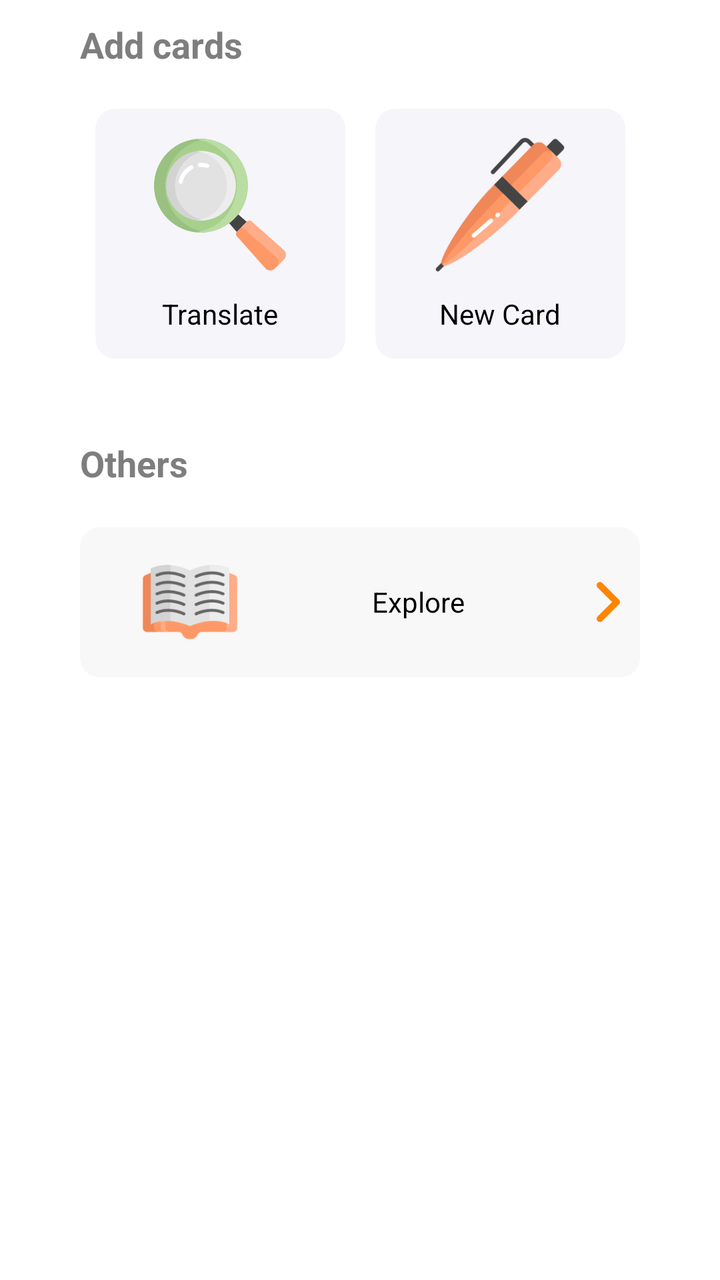
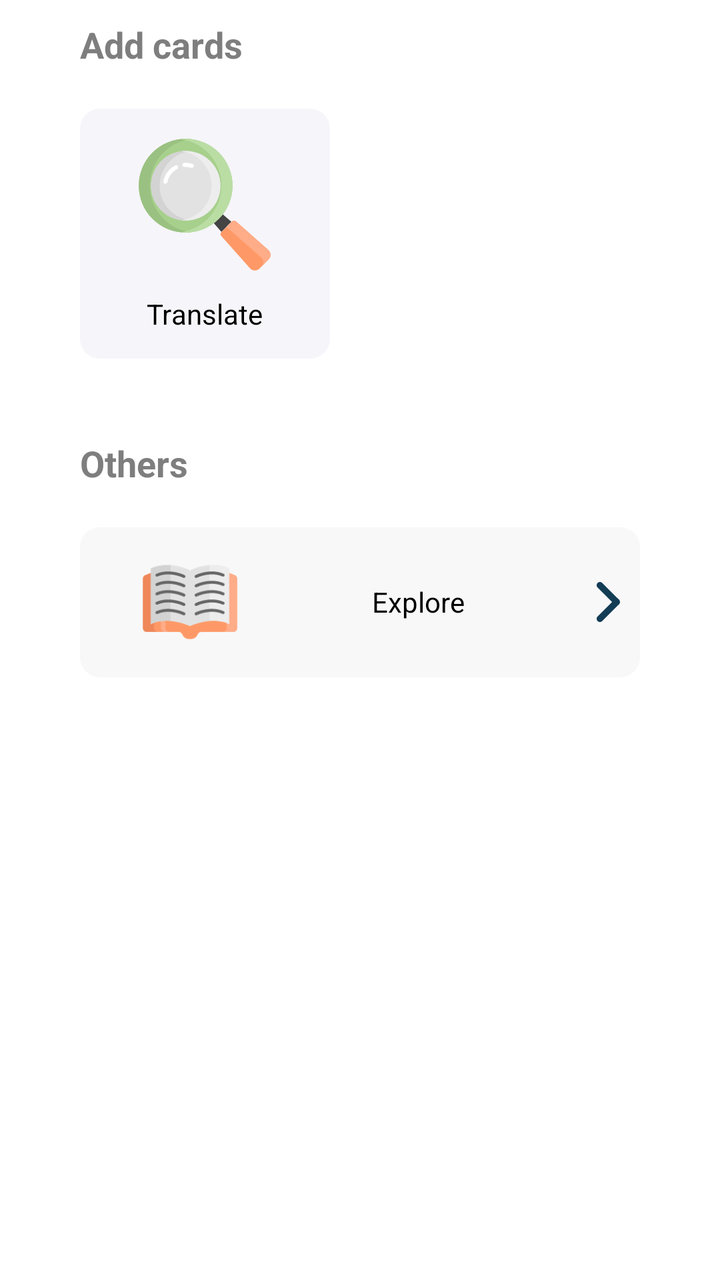

The first picture is an Android layout as it rendered before a commit; the second is the same layout after the commit. The layout source and the unified diff follow.
<!-- AndroidManifest.xml: application theme Theme.Vocavox -->
<!-- res/layout/activity_menu_fragment_tab2.xml -->
<?xml version="1.0" encoding="utf-8"?>
<androidx.constraintlayout.widget.ConstraintLayout xmlns:android="http://schemas.android.com/apk/res/android"
    xmlns:app="http://schemas.android.com/apk/res-auto"
    xmlns:tools="http://schemas.android.com/tools"
    android:layout_width="match_parent"
    android:layout_height="match_parent">

    <LinearLayout
        android:layout_width="match_parent"
        android:layout_height="match_parent"
        android:layout_marginHorizontal="0dp"
        android:orientation="vertical"
        tools:layout_editor_absoluteX="201dp"
        tools:layout_editor_absoluteY="185dp">

        <ListView
            android:layout_width="match_parent"
            android:layout_height="wrap_content"
            android:layout_marginHorizontal="40dp"
            android:layout_gravity="center"
            />



        <TextView
            android:layout_width="match_parent"
            android:layout_height="wrap_content"
            android:layout_marginHorizontal="40dp"
            android:layout_marginTop="@dimen/body_top_margin"
            android:text="@string/menu_add_cards_title"
            android:textColor="@color/grey3"
            android:textSize="@dimen/L"
            android:textStyle="bold" />

        <androidx.constraintlayout.widget.ConstraintLayout
            android:id="@+id/add_cards_layout"
            android:layout_width="match_parent"
            android:layout_height="wrap_content"
            android:layout_marginHorizontal="40dp"
            android:layout_marginTop="20dp"
            android:orientation="horizontal"
            android:padding="0dp">

            <androidx.constraintlayout.widget.Guideline
                android:id="@+id/central_vert_guideline"
                android:layout_width="match_parent"
                android:layout_height="wrap_content"
                android:orientation="vertical"
                app:layout_constraintGuide_percent="0.5" />

            <LinearLayout
                android:id="@+id/translation_layout"
                android:layout_width="125dp"
                android:layout_height="125dp"
                android:layout_gravity="center"
                android:background="@drawable/bg_menu_square_layout"
                android:gravity="center"
                android:orientation="vertical"
                app:layout_constraintBottom_toBottomOf="parent"
                app:layout_constraintEnd_toStartOf="@+id/central_vert_guideline"
                app:layout_constraintStart_toStartOf="parent"
                app:layout_constraintTop_toTopOf="parent">

                <ImageView
                    android:layout_width="70dp"
                    android:layout_height="70dp"
                    android:layout_margin="10dp"
                    android:src="@drawable/ic_translate" />

                <TextView
                    android:layout_width="wrap_content"
                    android:layout_height="wrap_content"
                    android:layout_marginStart="10dp"
                    android:layout_marginEnd="10dp"
                    android:layout_marginBottom="10dp"
                    android:text="@string/menu_translate_title_str"
                    android:textColor="@color/black"
                    android:textStyle="normal" />

            </LinearLayout>

            <LinearLayout
                android:id="@+id/new_card_layout"
                android:layout_width="125dp"
                android:layout_height="125dp"
                android:layout_gravity="center"
                android:background="@drawable/bg_menu_square_layout"
                android:gravity="center"
                android:orientation="vertical"
                app:layout_constraintBottom_toBottomOf="parent"
                app:layout_constraintEnd_toEndOf="parent"
                app:layout_constraintStart_toStartOf="@+id/central_vert_guideline"
                app:layout_constraintTop_toTopOf="parent"
                app:layout_constraintVertical_bias="0">

                <ImageView
                    android:layout_width="70dp"
                    android:layout_height="70dp"
                    android:layout_margin="10dp"
                    android:src="@drawable/ic_new_card" />

                <TextView
                    android:layout_width="wrap_content"
                    android:layout_height="wrap_content"
                    android:layout_marginStart="10dp"
                    android:layout_marginEnd="10dp"
                    android:layout_marginBottom="10dp"
                    android:text="@string/menu_new_card_title_str"
                    android:textColor="@color/black"
                    android:textStyle="normal" />

            </LinearLayout>
        </androidx.constraintlayout.widget.ConstraintLayout>

        <TextView
            android:layout_width="match_parent"
            android:layout_height="wrap_content"
            android:layout_marginHorizontal="40dp"
            android:layout_marginTop="40dp"
            android:text="@string/menu_others_title"
            android:textColor="@color/grey3"
            android:textSize="@dimen/L"
            android:textStyle="bold" />

        <LinearLayout
            android:id="@+id/explore_layout"
            android:layout_width="match_parent"
            android:layout_height="@dimen/menu_cases_height"
            android:layout_marginHorizontal="40dp"
            android:layout_marginTop="20dp"
            android:layout_marginBottom="50dp"
            android:background="@drawable/bg_menu_case"
            android:orientation="horizontal"
            app:layout_constraintEnd_toEndOf="parent"
            app:layout_constraintHorizontal_bias="0.312"
            app:layout_constraintStart_toStartOf="parent">

            <ImageView
                android:layout_width="50dp"
                android:layout_height="50dp"
                android:layout_gravity="center"
                android:layout_margin="30dp"
                app:srcCompat="@drawable/ic_explore" />

            <TextView
                android:layout_width="match_parent"
                android:layout_height="40dp"
                android:layout_gravity="center"
                android:layout_marginVertical="20sp"
                android:layout_marginEnd="20sp"
                android:layout_weight="5"
                android:gravity="center"
                android:text="@string/menu_explore_title_str"
                android:textAlignment="center"
                android:textColor="@color/black"
                android:textStyle="normal" />

            <ImageView
                android:layout_width="40dp"
                android:layout_height="40dp"
                android:layout_gravity="center"
                android:layout_margin="10dp"
                android:layout_weight="1"
                android:rotation="0"
                app:srcCompat="@drawable/ic_chevron" />

        </LinearLayout>

    </LinearLayout>
</androidx.constraintlayout.widget.ConstraintLayout>
<!-- resources referenced by this layout -->
<resources>
  <color name="black">#FF000000</color>
  <color name="grey3">#7E7E7E</color>
  <dimen name="L">18sp</dimen>
  <dimen name="body_top_margin">10dp</dimen>
  <dimen name="menu_cases_height">75dp</dimen>
  <!-- drawable bg_menu_case (drawable) -->
  <selector xmlns:android="http://schemas.android.com/apk/res/android">
      <item android:state_pressed="true">
          <shape xmlns:android="http://schemas.android.com/apk/res/android"
              android:shape="rectangle">
              <corners android:radius="10dp" />
  
              <stroke
                  android:width="0dp"
                  android:color="#BABABA" />
  
              <solid
                  android:color="@color/main_orange4"
                  />
          </shape>
      </item>
  
      <item>
          <shape xmlns:android="http://schemas.android.com/apk/res/android"
              android:shape="rectangle">
              <corners android:radius="10dp" />
  
              <stroke
                  android:width="0dp"
                  android:color="#BABABA" />
  
              <solid
                  android:color="@color/grey5"
                  />
          </shape>
      </item>
  </selector>
  <!-- drawable ic_chevron (drawable) -->
  <vector xmlns:android="http://schemas.android.com/apk/res/android"
      android:width="298dp"
      android:height="512dp"
      android:viewportWidth="298"
      android:viewportHeight="511.93">
    <path
        android:fillColor="@color/main_orange1"
        android:pathData="M70.77,499.85c-16.24,16.17 -42.53,16.09 -58.69,-0.15 -16.17,-16.25 -16.09,-42.54 0.15,-58.7l185.5,-185.03L12.23,70.93c-16.24,-16.16 -16.32,-42.45 -0.15,-58.7 16.16,-16.24 42.45,-16.32 58.69,-0.15l215.15,214.61c16.17,16.25 16.09,42.54 -0.15,58.7l-215,214.46z"
        android:fillType="nonZero"/>
  </vector>
  <!-- drawable ic_new_card: vector/xml drawable (drawable, 3380 chars, omitted) -->
  <string name="menu_add_cards_title">Add cards</string>
  <string name="menu_explore_title_str">Explore</string>
  <string name="menu_new_card_title_str">New Card</string>
  <string name="menu_others_title">Others</string>
  <string name="menu_translate_title_str">Translate</string>
  <style name="Theme.Vocavox" parent="Theme.MaterialComponents.Light.NoActionBar">
          
          <item name="colorPrimary">@color/main_orange1</item>
          <item name="colorPrimaryVariant">@color/main_orange3</item>
          <item name="colorOnPrimary">@color/white</item>
          
          <item name="colorSecondary">@color/sec_blue1</item>
          <item name="colorSecondaryVariant">@color/sec_blue3</item>
          <item name="colorOnSecondary">@color/white</item>
          
          <item name="android:statusBarColor">@color/back_ground</item>
          <item name="android:navigationBarColor">@color/back_ground</item>
          <item name="android:windowLightStatusBar">true</item>
  
  
          
          <item name="fontFamily">@font/oxygen</item>
          <item name="android:colorEdgeEffect">@color/selected_color_transparent</item>
      </style>
  <color name="main_orange4">#FFC360</color>
  <color name="grey5">#F8F8F8</color>
  <color name="menu_layouts_bg_on_touch">#F3F2ED</color>
  <color name="menu_layouts_bg">#F6F5FA</color>
  <color name="main_orange1">#ff8500</color>
  <color name="main_orange3">#ff9e00</color>
  <color name="white">#FFFFFFFF</color>
  <color name="sec_blue1">#0077b6</color>
  <color name="sec_blue3">#00b4d8</color>
  <color name="back_ground">#FAFDFF</color>
  <!-- unchanged entries left out for length: 3 -->
</resources>

<!-- the commit's change to res/layout/activity_menu_fragment_tab2.xml (unified diff, before → after) -->
@@ -41,13 +41,6 @@
             android:orientation="horizontal"
             android:padding="0dp">
 
-            <androidx.constraintlayout.widget.Guideline
-                android:id="@+id/central_vert_guideline"
-                android:layout_width="match_parent"
-                android:layout_height="wrap_content"
-                android:orientation="vertical"
-                app:layout_constraintGuide_percent="0.5" />
-
             <LinearLayout
                 android:id="@+id/translation_layout"
                 android:layout_width="125dp"
@@ -57,7 +50,6 @@
                 android:gravity="center"
                 android:orientation="vertical"
                 app:layout_constraintBottom_toBottomOf="parent"
-                app:layout_constraintEnd_toStartOf="@+id/central_vert_guideline"
                 app:layout_constraintStart_toStartOf="parent"
                 app:layout_constraintTop_toTopOf="parent">
 
@@ -74,38 +66,6 @@
                     android:layout_marginEnd="10dp"
                     android:layout_marginBottom="10dp"
                     android:text="@string/menu_translate_title_str"
-                    android:textColor="@color/black"
-                    android:textStyle="normal" />
-
-            </LinearLayout>
-
-            <LinearLayout
-                android:id="@+id/new_card_layout"
-                android:layout_width="125dp"
-                android:layout_height="125dp"
-                android:layout_gravity="center"
-                android:background="@drawable/bg_menu_square_layout"
-                android:gravity="center"
-                android:orientation="vertical"
-                app:layout_constraintBottom_toBottomOf="parent"
-                app:layout_constraintEnd_toEndOf="parent"
-                app:layout_constraintStart_toStartOf="@+id/central_vert_guideline"
-                app:layout_constraintTop_toTopOf="parent"
-                app:layout_constraintVertical_bias="0">
-
-                <ImageView
-                    android:layout_width="70dp"
-                    android:layout_height="70dp"
-                    android:layout_margin="10dp"
-                    android:src="@drawable/ic_new_card" />
-
-                <TextView
-                    android:layout_width="wrap_content"
-                    android:layout_height="wrap_content"
-                    android:layout_marginStart="10dp"
-                    android:layout_marginEnd="10dp"
-                    android:layout_marginBottom="10dp"
-                    android:text="@string/menu_new_card_title_str"
                     android:textColor="@color/black"
                     android:textStyle="normal" />
 
<!-- resource entries referenced after the edit -->
@@ -48,10 +48,8 @@
         android:pathData="M70.77,499.85c-16.24,16.17 -42.53,16.09 -58.69,-0.15 -16.17,-16.25 -16.09,-42.54 0.15,-58.7l185.5,-185.03L12.23,70.93c-16.24,-16.16 -16.32,-42.45 -0.15,-58.7 16.16,-16.24 42.45,-16.32 58.69,-0.15l215.15,214.61c16.17,16.25 16.09,42.54 -0.15,58.7l-215,214.46z"
         android:fillType="nonZero"/>
   </vector>
-  <!-- drawable ic_new_card: vector/xml drawable (drawable, 3380 chars, omitted) -->
   <string name="menu_add_cards_title">Add cards</string>
   <string name="menu_explore_title_str">Explore</string>
-  <string name="menu_new_card_title_str">New Card</string>
   <string name="menu_others_title">Others</string>
   <string name="menu_translate_title_str">Translate</string>
   <style name="Theme.Vocavox" parent="Theme.MaterialComponents.Light.NoActionBar">
@@ -73,12 +71,12 @@
           <item name="fontFamily">@font/oxygen</item>
           <item name="android:colorEdgeEffect">@color/selected_color_transparent</item>
       </style>
-  <color name="main_orange4">#FFC360</color>
+  <color name="main_orange4">#84d2f6</color>
   <color name="grey5">#F8F8F8</color>
   <color name="menu_layouts_bg_on_touch">#F3F2ED</color>
   <color name="menu_layouts_bg">#F6F5FA</color>
-  <color name="main_orange1">#ff8500</color>
-  <color name="main_orange3">#ff9e00</color>
+  <color name="main_orange1">#133c55</color>
+  <color name="main_orange3">#59a5d8</color>
   <color name="white">#FFFFFFFF</color>
   <color name="sec_blue1">#0077b6</color>
   <color name="sec_blue3">#00b4d8</color>
